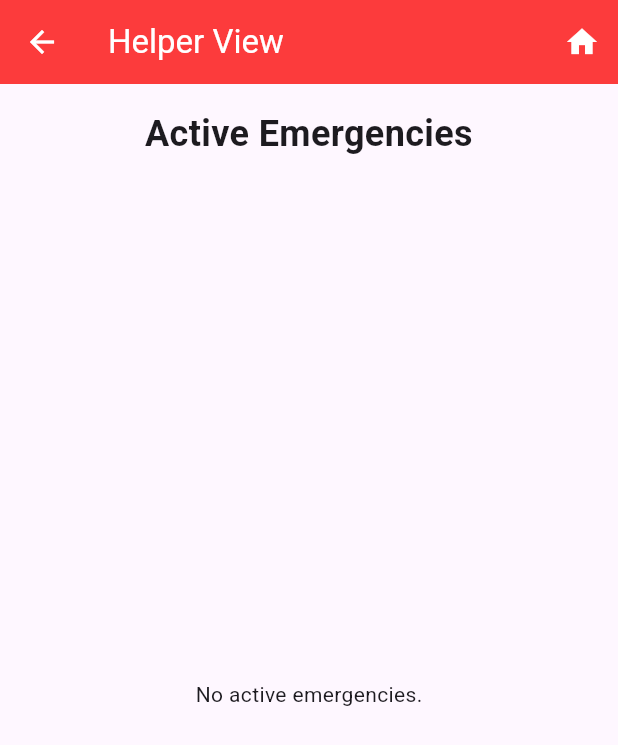
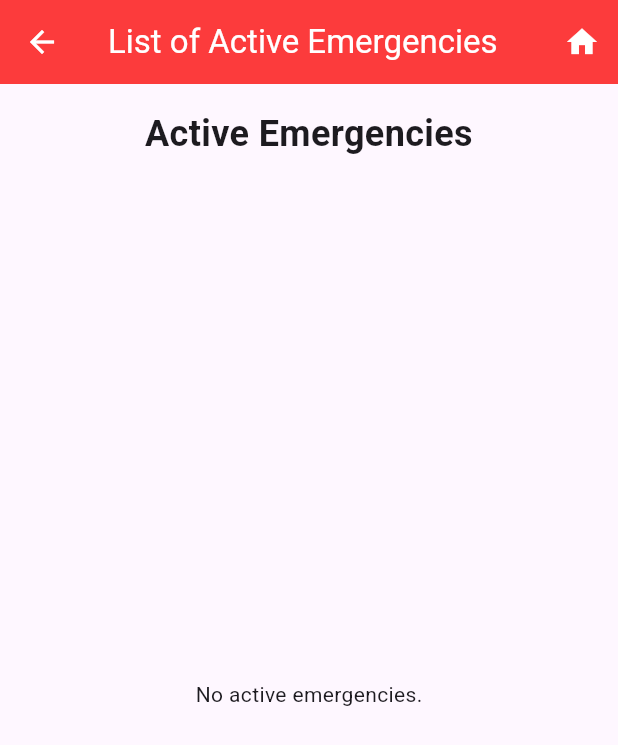
Before and after one commit to barjr/ResQ, a Flutter app: the HelperViewPage screen opened directly, on a phone screen of 412 x 824 dp. Shown: the top 745 px of the screen. Run offline on Flutter 3.47's test engine with Material 3 defaults, Android fonts, the phone set to English and light mode, and no system bars; our stand-ins replace cloud_firestore, cloud_functions, file_picker, firebase_auth, firebase_core, firebase_messaging and 4 more; accounts and stored records are empty.

Commit message:
renamed helper_view title, removed debug button

```diff
--- a/lib/pages/helper_view.dart
+++ b/lib/pages/helper_view.dart
@@ -94,11 +94,11 @@ class _HelperViewPageState extends State<HelperViewPage> {
     return Scaffold(
       appBar: AppBar(
         iconTheme: const IconThemeData(color: Colors.white),
-        title: const Text('Helper View', style: TextStyle(color: Colors.white)),
+        title: const Text('List of Active Emergencies', style: TextStyle(color: Colors.white)),
         backgroundColor: const Color(0xFFFC3B3C),
         actions: [
           // Debug: show token claims (only in debug builds)
-          if (kDebugMode)
+          if (false)
             IconButton(
               tooltip: 'Show token claims',
               icon: const Icon(Icons.bug_report),
```
